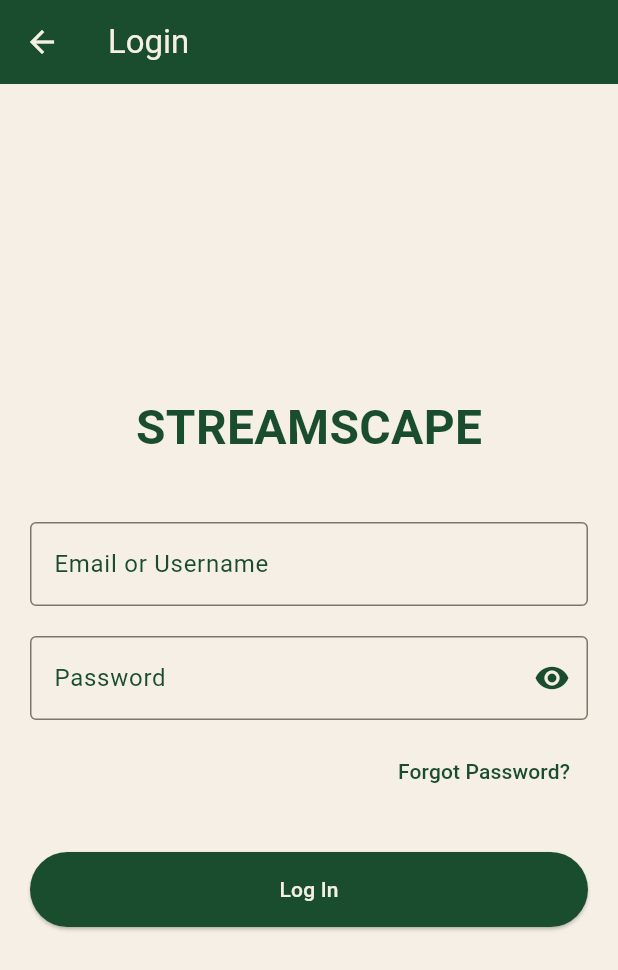
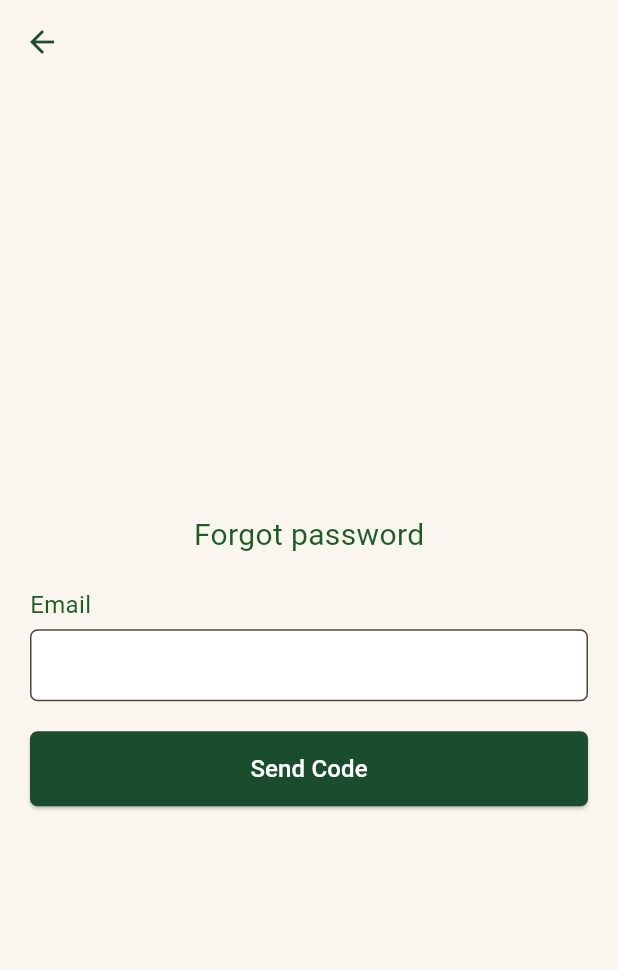
Before and after one commit to AzakarJewelry/Streaming-App-using-flutter, a Flutter app: the LoginScreen screen opened directly, after a tap on "Forgot Password?", on a phone screen of 412 x 824 dp. Shown: the top 970 px of the screen. Run offline on Flutter 3.47's test engine with Material 3 defaults, Android fonts, the phone set to English and light mode, and no system bars.

Commit message:
forgotpassword

```diff
--- /dev/null
+++ b/lib/forgotpassword.dart
@@ -0,0 +1,105 @@
+import 'package:flutter/material.dart';
+
+void main() {
+  runApp(MaterialApp(
+    home: ForgotPasswordScreen(),
+  ));
+}
+
+class ForgotPasswordScreen extends StatefulWidget {
+  @override
+  _ForgotPasswordScreenState createState() => _ForgotPasswordScreenState();
+}
+
+class _ForgotPasswordScreenState extends State<ForgotPasswordScreen> {
+  final TextEditingController _emailController = TextEditingController();
+  final GlobalKey<FormState> _formKey = GlobalKey<FormState>();
+
+  @override
+  Widget build(BuildContext context) {
+    return Scaffold(
+      backgroundColor: Color(0xFFFAF5EE), // Matches background color
+      appBar: AppBar(
+        backgroundColor: Colors.transparent,
+        elevation: 0,
+        leading: IconButton(
+          icon: Icon(Icons.arrow_back, color: const Color(0xFF1A4D2E)), // Green button
+          onPressed: () {
+            Navigator.pop(context);
+          },
+        ),
+      ),
+      body: Padding(
+        padding: EdgeInsets.symmetric(horizontal: 20),
+        child: Column(
+          mainAxisAlignment: MainAxisAlignment.center,
+          children: [
+            Text(
+              "Forgot password",
+              style: TextStyle(fontSize: 20, color: Colors.green[900]),
+            ),
+            SizedBox(height: 20),
+            Form(
+              key: _formKey,
+              child: Column(
+                crossAxisAlignment: CrossAxisAlignment.start,
+                children: [
+                  Text(
+                    "Email",
+                    style: TextStyle(fontSize: 16, color: Colors.green[900]),
+                  ),
+                  SizedBox(height: 5),
+                  TextFormField(
+                    controller: _emailController,
+                    keyboardType: TextInputType.emailAddress,
+                    decoration: InputDecoration(
+                      filled: true,
+                      fillColor: Colors.white,
+                      border: OutlineInputBorder(
+                        borderRadius: BorderRadius.circular(5),
+                        borderSide: BorderSide(color: Colors.black),
+                      ),
+                      contentPadding:
+                          EdgeInsets.symmetric(horizontal: 15, vertical: 12),
+                    ),
+                    validator: (value) {
+                      if (value == null || value.isEmpty) {
+                        return "Please enter your email";
+                      } else if (!RegExp(r'^[a-zA-Z0-9._%+-]+@[a-zA-Z0-9.-]+\.[a-zA-Z]{2,}$')
+                          .hasMatch(value)) {
+                        return "Enter a valid email";
+                      }
+                      return null;
+                    },
+                  ),
+                ],
+              ),
+            ),
+            SizedBox(height: 20),
+            ElevatedButton(
+              onPressed: () {
+                if (_formKey.currentState!.validate()) {
+                  // Implement "Send Code" functionality here
+                  ScaffoldMessenger.of(context).showSnackBar(
+                    SnackBar(content: Text("Code Sent to ${_emailController.text}")),
+                  );
+                }
+              },
+              style: ElevatedButton.styleFrom(
+                backgroundColor: const Color(0xFF1A4D2E), // Green button
+                minimumSize: Size(double.infinity, 50),
+                shape: RoundedRectangleBorder(
+                  borderRadius: BorderRadius.circular(5),
+                ),
+              ),
+              child: Text(
+                "Send Code",
+                style: TextStyle(color: Colors.white, fontSize: 16),
+              ),
+            ),
+          ],
+        ),
+      ),
+    );
+  }
+}
--- a/lib/login.dart
+++ b/lib/login.dart
@@ -1,5 +1,6 @@
 import 'package:flutter/material.dart';
 import 'dashboard_screen.dart'; // Import the DashboardScreen
+import 'forgotpassword.dart'; // Import the Forgot Password screen
 
 class LoginScreen extends StatelessWidget {
   const LoginScreen({super.key});
@@ -67,7 +68,13 @@ class LoginScreen extends StatelessWidget {
             Align(
               alignment: Alignment.centerRight,
               child: TextButton(
-                onPressed: () {},
+                onPressed: () {
+                  // Navigate to Forgot Password screen
+                  Navigator.push(
+                    context,
+                    MaterialPageRoute(builder: (context) => ForgotPasswordScreen()),
+                  );
+                },
                 child: const Text(
                   'Forgot Password?',
                   style: TextStyle(color: Color(0xFF1A4D2E)), // Green text
--- a/lib/main.dart
+++ b/lib/main.dart
@@ -3,6 +3,7 @@
 import 'package:flutter/material.dart';
 import 'login.dart'; // Import your existing login screen
 import 'signup.dart'; // Import your existing signup screen
+import 'forgotpassword.dart';  // Import the Forgot Password screen
 
 void main() {
   runApp(const MyApp());
```
Also changed, not shown: lib/movie_details_screen.dart (+15 -6 lines).
